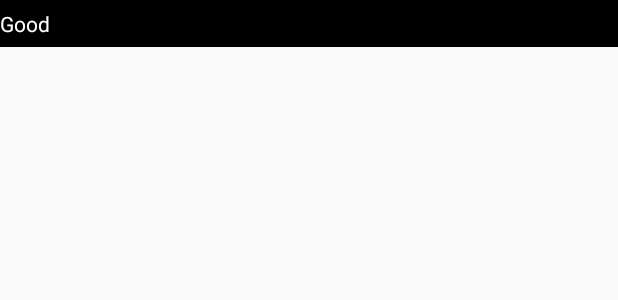
After one commit to kapaseker/PicCap, an Android app: the layout piclist_item.xml on its own in the app's theme, with its tools: preview values and no code run, on a phone screen of 412 x 824 dp. The commit adds this screen. Shown: the top 300 px of the screen. Run offline under Robolectric (Android 15) with nearby library versions, the phone set to English and light mode, and no system bars.

Commit message:
添加文件过滤器，成功显示listview，后面要更改文件存放路径

```diff
--- a/app/src/main/java/com/azalea/www/piccap/CapFragment.java
+++ b/app/src/main/java/com/azalea/www/piccap/CapFragment.java
@@ -63,7 +63,7 @@ public class CapFragment extends Fragment {
     private Camera.PictureCallback mJpgCallback = new Camera.PictureCallback() {
         @Override
         public void onPictureTaken(byte[] data, Camera camera) {
-            String fileName = UUID.randomUUID()+(new Date()).toString()+".jpg";
+            String fileName = UUID.randomUUID()+"-"+(new Date()).getTime()+".jpg";
             FileOutputStream fos = null;
             boolean isSuccess = false;
 
--- a/app/src/main/java/com/azalea/www/piccap/PicPreViewFragment.java
+++ b/app/src/main/java/com/azalea/www/piccap/PicPreViewFragment.java
@@ -61,6 +61,7 @@ public class PicPreViewFragment extends Fragment {
             public void onClick(View v) {
                 Intent listIntent = new Intent();
                 listIntent.setClass(getActivity(),ListPicActivity.class);
+                listIntent.addFlags(Intent.FLAG_ACTIVITY_CLEAR_TOP);
                 startActivity(listIntent);
             }
         });
--- a/app/src/main/res/layout/fragment_pic_pre_view.xml
+++ b/app/src/main/res/layout/fragment_pic_pre_view.xml
@@ -14,7 +14,7 @@
         android:layout_marginRight="6dp"
         android:layout_marginBottom="6dp"
         android:layout_gravity="bottom|right"
-        android:text="Show List"
+        android:text="Return Home"
         android:id="@+id/btn_showAll"
         android:layout_width="wrap_content"
         android:layout_height="wrap_content" />
--- /dev/null
+++ b/app/src/main/res/layout/piclist_item.xml
@@ -0,0 +1,14 @@
+<?xml version="1.0" encoding="utf-8"?>
+<LinearLayout xmlns:android="http://schemas.android.com/apk/res/android"
+    android:orientation="vertical" android:layout_width="match_parent"
+    android:background="#000000"
+    android:layout_height="wrap_content">
+    <TextView
+        android:id="@+id/txt_name"
+        android:textColor="#ffffff"
+        android:text="Good"
+        android:paddingTop="6dp"
+        android:paddingBottom="6dp"
+        android:layout_width="match_parent"
+        android:layout_height="wrap_content" />
+</LinearLayout>
--- a/app/src/main/res/menu/menu_list_pic.xml
+++ b/app/src/main/res/menu/menu_list_pic.xml
@@ -4,4 +4,10 @@
     tools:context="com.azalea.www.piccap.ListPicActivity">
     <item android:id="@+id/action_settings" android:title="@string/action_settings"
         android:orderInCategory="100" app:showAsAction="never" />
+    <item
+        android:icon="@android:drawable/ic_menu_add"
+        android:title="Take"
+        app:showAsAction="ifRoom"
+        android:id="@+id/action_addpic"
+        />
 </menu>
```
Also changed, not shown: app/src/main/AndroidManifest.xml (+5 -7 lines), app/src/main/java/com/azalea/www/piccap/ListPicActivity.java (+1 -6 lines), app/src/main/java/com/azalea/www/piccap/ListPicFragment.java (+67 -35 lines).
